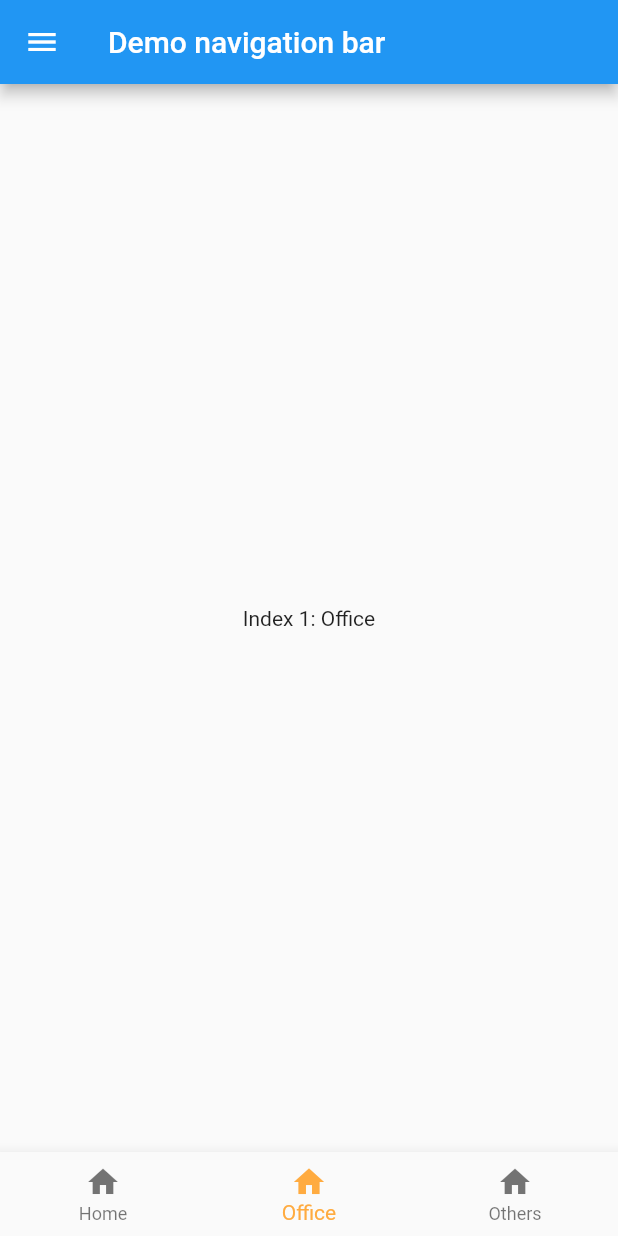
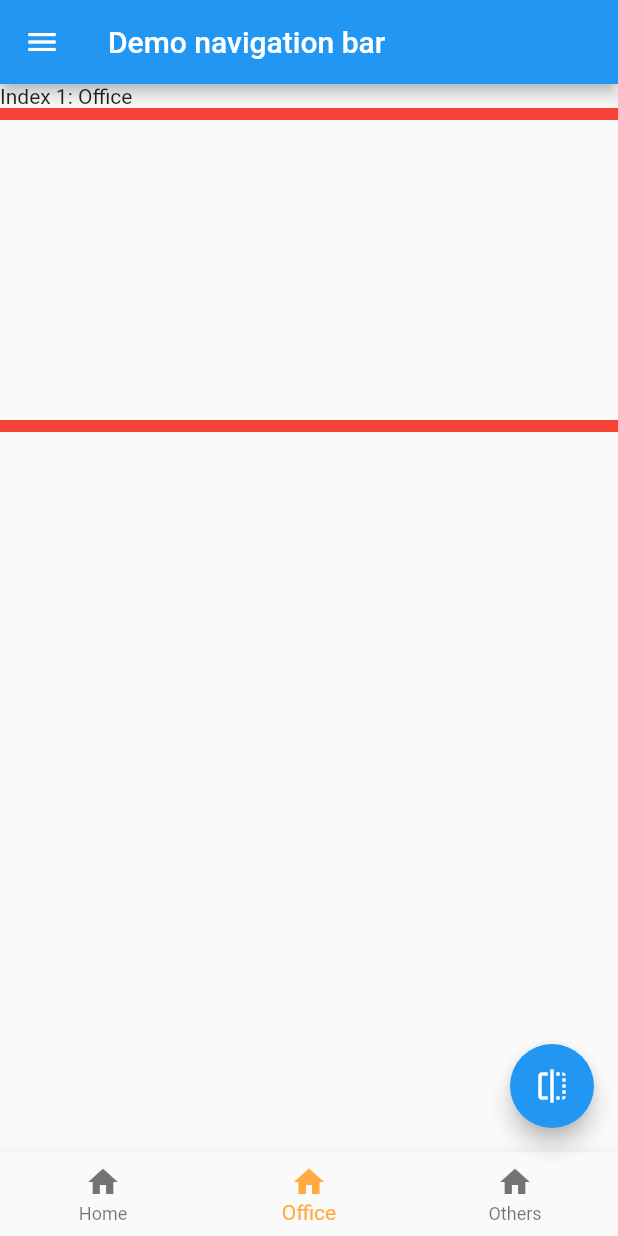
Before and after one commit to doremichen/flutter_list_demo, a Flutter app: the DemoNavigationBar screen opened directly, on a phone screen of 412 x 824 dp. Run offline on Flutter 3.47's test engine with Material 2 defaults, Android fonts, the phone set to English and light mode, and no system bars; our stand-ins replace fluttertoast.

```diff
--- a/lib/src/navigation_btn_demo.dart
+++ b/lib/src/navigation_btn_demo.dart
@@ -21,6 +21,8 @@ class _DemoNavigationBarState extends State<DemoNavigationBar> {
     Text("Index 2: Others"),
   ];
 
+  bool _visible = false;
+
   @override
   Widget build(BuildContext context) {
 
@@ -29,7 +31,32 @@ class _DemoNavigationBarState extends State<DemoNavigationBar> {
         title: Text("Demo navigation bar"),
       ),
       body: Center(
-        child: _buttons.elementAt(_selectId),
+        child: Column(
+          crossAxisAlignment: CrossAxisAlignment.start,
+          children: <Widget>[
+            _buttons.elementAt(_selectId),
+            Container(
+              height: 8.0,
+              color: Colors.red,
+            ),
+            Center(
+              child: AnimatedOpacity(
+                opacity: _visible? 1.0: 0.0,
+                duration: Duration(seconds: 3),
+                child: Container(
+                  width: 200.0,
+                  height: 200.0,
+                  color: Colors.black,
+                ),
+              ),
+            ),
+            Container(
+              height: 8.0,
+              color: Colors.red,
+            ),
+          ],
+
+        )
       ),
       bottomNavigationBar: BottomNavigationBar(
           items: <BottomNavigationBarItem>[
@@ -82,6 +109,16 @@ class _DemoNavigationBarState extends State<DemoNavigationBar> {
         ),
       ),
 
+      floatingActionButton: FloatingActionButton(
+          onPressed: () {
+            setState(() {
+              _visible = !_visible;
+            });
+          },
+        tooltip: "Tool Opacity",
+        child: Icon(Icons.flip),
+      ),
+
     );
   }
 
```
Also changed, not shown: lib/main.dart (+20 -7 lines).
